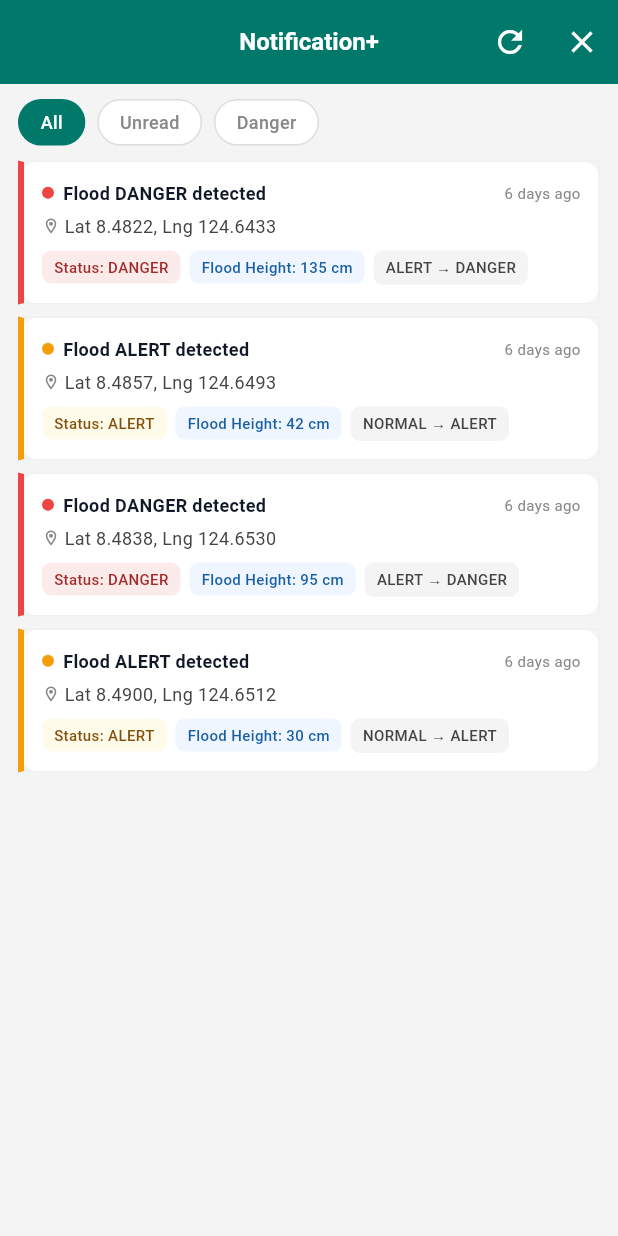
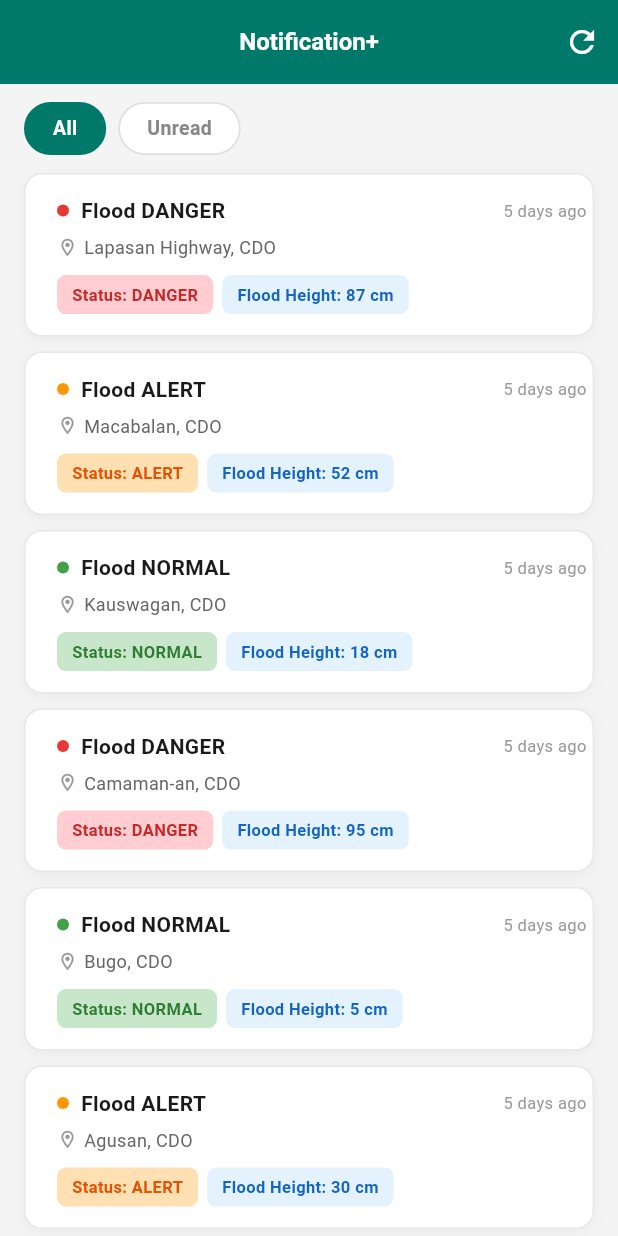
Before and after one commit to froic4567/subay_app, a Flutter app: the NotificationScreen screen opened directly, on a phone screen of 412 x 824 dp. Run offline on Flutter 3.47's test engine with Material 3 defaults, Android fonts, the phone set to English and light mode, and no system bars; our stand-ins replace flutter_map, geolocator, google_sign_in, latlong2; accounts and stored records are empty; network calls fail.

Commit message:
Redesign notification screen with database-driven CCTV alerts and backend fallback

```diff
--- a/lib/screens/notification_screen.dart
+++ b/lib/screens/notification_screen.dart
@@ -6,12 +6,11 @@ import '../theme/app_colors.dart';
 // ── Data model ────────────────────────────────────────────────────────────────
 
 class NotificationItem {
-  final String title;
-  final String location;
-  final String status; // 'NORMAL' | 'ALERT' | 'DANGER'
-  final double floodHeight;
-  final String timeAgo;
-  final String transition;
+  final String title;       // "Flood DANGER", "Flood ALERT", "Flood NORMAL"
+  final String location;    // "Lapasan Highway, CDO"
+  final String status;      // 'DANGER' | 'ALERT' | 'NORMAL'
+  final double floodHeight; // in cm
+  final String timeAgo;     // "2 min ago"
   final bool isRead;
 
   const NotificationItem({
@@ -20,31 +19,33 @@ class NotificationItem {
     required this.status,
     required this.floodHeight,
     required this.timeAgo,
-    required this.transition,
     this.isRead = false,
   });
 
+  /// Left border + dot color
   Color get statusColor {
     switch (status) {
-      case 'DANGER': return AppColors.danger;
-      case 'ALERT':  return AppColors.alert;
-      default:       return AppColors.normal;
+      case 'DANGER': return const Color(0xFFE53935);
+      case 'ALERT':  return const Color(0xFFFF9800);
+      default:       return const Color(0xFF43A047);
     }
   }
 
-  Color get statusLightColor {
+  /// Status badge background
+  Color get statusBadgeBg {
     switch (status) {
-      case 'DANGER': return AppColors.dangerLight;
-      case 'ALERT':  return AppColors.alertLight;
-      default:       return AppColors.normalLight;
+      case 'DANGER': return const Color(0xFFFFCDD2);
+      case 'ALERT':  return const Color(0xFFFFE0B2);
+      default:       return const Color(0xFFC8E6C9);
     }
   }
 
-  Color get statusTextColor {
+  /// Status badge text color
+  Color get statusBadgeText {
     switch (status) {
-      case 'DANGER': return AppColors.dangerText;
-      case 'ALERT':  return AppColors.alertText;
-      default:       return AppColors.normalText;
+      case 'DANGER': return const Color(0xFFC62828);
+      case 'ALERT':  return const Color(0xFFE65100);
+      default:       return const Color(0xFF2E7D32);
     }
   }
 }
@@ -59,7 +60,7 @@ class NotificationScreen extends StatefulWidget {
 }
 
 class _NotificationScreenState extends State<NotificationScreen> {
-  int _filterIndex = 0; // 0 = All, 1 = Unread, 2 = Danger
+  int _filterIndex = 0; // 0 = All, 1 = Unread
   List<NotificationItem> _notifications = [];
   bool _isLoading = true;
   Timer? _refreshTimer;
@@ -67,9 +68,9 @@ class _NotificationScreenState extends State<NotificationScreen> {
   @override
   void initState() {
     super.initState();
-    _loadAlerts();
+    _loadNotifications();
     // Auto-refresh every 60 seconds
-    _refreshTimer = Timer.periodic(const Duration(seconds: 60), (_) => _loadAlerts());
+    _refreshTimer = Timer.periodic(const Duration(seconds: 60), (_) => _loadNotifications());
   }
 
   @override
@@ -78,8 +79,8 @@ class _NotificationScreenState extends State<NotificationScreen> {
     super.dispose();
   }
 
-  Future<void> _loadAlerts() async {
-    final docs = await CctvService.fetchAlerts();
+  Future<void> _loadNotifications() async {
+    final docs = await CctvService.fetchAllNotifications();
     if (!mounted) return;
 
     setState(() {
@@ -92,8 +93,22 @@ class _NotificationScreenState extends State<NotificationScreen> {
 
   /// Converts a MongoDB CCTV document into a NotificationItem.
   NotificationItem _convertDocToNotification(int index, Map<String, dynamic> doc) {
-    final rawStatus = (doc['status'] as String? ?? 'alert').toLowerCase();
-    final status = rawStatus == 'danger' ? 'DANGER' : 'ALERT';
+    final rawStatus = (doc['status'] as String? ?? 'safe').toLowerCase();
+    String status;
+    String title;
+    switch (rawStatus) {
+      case 'danger':
+        status = 'DANGER';
+        title = 'Flood DANGER';
+        break;
+      case 'alert':
+        status = 'ALERT';
+        title = 'Flood ALERT';
+        break;
+      default:
+        status = 'NORMAL';
+        title = 'Flood NORMAL';
+    }
 
     final waterLevelMeters = (doc['water_level'] as num?)?.toDouble() ?? 0;
     final floodHeight = (waterLevelMeters * 100).roundToDouble();
@@ -101,8 +116,9 @@ class _NotificationScreenState extends State<NotificationScreen> {
     final timestamp = doc['timestamp'] as String?;
     final timeAgo = _formatTimestamp(timestamp);
 
-    // Build a readable location from coordinates
-    String location = 'Cagayan de Oro';
+    // Use location_name from database if available, otherwise fall back to coordinates
+    String location = doc['location_name'] as String? ?? 'Cagayan de Oro';
+    if (location.isEmpty) {
       try {
         final coordinates = doc['location']['coordinates'] as List<dynamic>;
         if (coordinates.length >= 2) {
@@ -111,14 +127,7 @@ class _NotificationScreenState extends State<NotificationScreen> {
           location = 'Lat ${lat.toStringAsFixed(4)}, Lng ${lng.toStringAsFixed(4)}';
         }
       } catch (_) {}
-
-    final title = status == 'DANGER'
-        ? 'Flood DANGER detected'
-        : 'Flood ALERT detected';
-
-    final transition = status == 'DANGER'
-        ? 'ALERT → DANGER'
-        : 'NORMAL → ALERT';
+    }
 
     return NotificationItem(
       title: title,
@@ -126,7 +135,6 @@ class _NotificationScreenState extends State<NotificationScreen> {
       status: status,
       floodHeight: floodHeight,
       timeAgo: timeAgo,
-      transition: transition,
       isRead: false,
     );
   }
@@ -150,8 +158,6 @@ class _NotificationScreenState extends State<NotificationScreen> {
     switch (_filterIndex) {
       case 1:
         return _notifications.where((n) => !n.isRead).toList();
-      case 2:
-        return _notifications.where((n) => n.status == 'DANGER').toList();
       default:
         return _notifications;
     }
@@ -168,21 +174,17 @@ class _NotificationScreenState extends State<NotificationScreen> {
             icon: const Icon(Icons.refresh, color: Colors.white),
             onPressed: () {
               setState(() => _isLoading = true);
-              _loadAlerts();
+              _loadNotifications();
             },
-          ),
-          IconButton(
-            icon: const Icon(Icons.close, color: Colors.white),
-            onPressed: () {},
           ),
         ],
       ),
       body: Column(
         crossAxisAlignment: CrossAxisAlignment.start,
         children: [
-          // ── Filter tabs ─────────────────────────────────────────────────────
+          // ── Filter tabs (All / Unread) ──────────────────────────────────────
           Padding(
-            padding: const EdgeInsets.fromLTRB(12, 10, 12, 4),
+            padding: const EdgeInsets.fromLTRB(16, 12, 16, 8),
             child: Row(
               children: [
                 _FilterTab(
@@ -195,13 +197,6 @@ class _NotificationScreenState extends State<NotificationScreen> {
                   label: 'Unread',
                   selected: _filterIndex == 1,
                   onTap: () => setState(() => _filterIndex = 1),
-                ),
-                const SizedBox(width: 8),
-                _FilterTab(
-                  label: 'Danger',
-                  selected: _filterIndex == 2,
-                  onTap: () => setState(() => _filterIndex = 2),
-                  activeColor: AppColors.danger,
                 ),
               ],
             ),
@@ -218,30 +213,22 @@ class _NotificationScreenState extends State<NotificationScreen> {
                         child: Column(
                           mainAxisSize: MainAxisSize.min,
                           children: [
-                            const Icon(Icons.notifications_off_outlined,
+                            const Icon(Icons.notifications_none,
                                 size: 48, color: AppColors.textMuted),
                             const SizedBox(height: 12),
-                            const Text('No alerts',
-                              style: TextStyle(color: AppColors.textMuted, fontSize: 13)),
-                            const SizedBox(height: 4),
-                            Text(
-                              _filterIndex == 2
-                                  ? 'No danger-level alerts found.'
-                                  : 'All clear — no alert or danger status detected.',
-                              style: const TextStyle(color: AppColors.textMuted, fontSize: 11),
-                              textAlign: TextAlign.center,
-                            ),
+                            const Text('No notifications',
+                              style: TextStyle(color: AppColors.textMuted, fontSize: 14)),
                           ],
                         ),
                       )
                     : RefreshIndicator(
-                        onRefresh: _loadAlerts,
+                        onRefresh: _loadNotifications,
                         color: AppColors.primary,
                         child: ListView.builder(
-                          padding: const EdgeInsets.fromLTRB(12, 6, 12, 12),
+                          padding: const EdgeInsets.fromLTRB(16, 4, 16, 16),
                           itemCount: _filtered.length,
                           itemBuilder: (_, i) => Padding(
-                            padding: const EdgeInsets.only(bottom: 8),
+                            padding: const EdgeInsets.only(bottom: 10),
                             child: _NotificationCard(item: _filtered[i]),
                           ),
                         ),
@@ -259,36 +246,36 @@ class _FilterTab extends StatelessWidget {
   final String label;
   final bool selected;
   final VoidCallback onTap;
-  final Color? activeColor;
 
   const _FilterTab({
     required this.label,
     required this.selected,
     required this.onTap,
-    this.activeColor,
   });
 
   @override
   Widget build(BuildContext context) {
-    final bg = selected ? (activeColor ?? AppColors.primary) : Colors.white;
-    final fg = selected ? Colors.white : AppColors.textMuted;
-
     return GestureDetector(
       onTap: onTap,
       child: AnimatedContainer(
-        duration: const Duration(milliseconds: 150),
-        padding: const EdgeInsets.symmetric(horizontal: 14, vertical: 6),
+        duration: const Duration(milliseconds: 200),
+        padding: const EdgeInsets.symmetric(horizontal: 18, vertical: 7),
         decoration: BoxDecoration(
-          color: bg,
+          color: selected ? AppColors.primary : Colors.white,
           borderRadius: BorderRadius.circular(20),
           border: Border.all(
-            color: selected
-                ? (activeColor ?? AppColors.primary)
-                : const Color(0xFFDDDDDD)),
+            color: selected ? AppColors.primary : const Color(0xFFE0E0E0),
+            width: 1.2,
           ),
-        child: Text(label,
+        ),
+        child: Text(
+          label,
           style: TextStyle(
-            fontSize: 12, fontWeight: FontWeight.w500, color: fg)),
+            fontSize: 13,
+            fontWeight: FontWeight.w600,
+            color: selected ? Colors.white : AppColors.textMuted,
+          ),
+        ),
       ),
     );
   }
@@ -302,124 +289,136 @@ class _NotificationCard extends StatelessWidget {
 
   @override
   Widget build(BuildContext context) {
-    return Opacity(
-      opacity: item.isRead ? 0.72 : 1.0,
-      child: Container(
+    return Container(
       decoration: BoxDecoration(
         color: Colors.white,
         borderRadius: BorderRadius.circular(12),
-          border: Border(
-            left:   BorderSide(color: item.statusColor, width: 4),
-            top:    const BorderSide(color: Color(0xFFF0F0F0)),
-            right:  const BorderSide(color: Color(0xFFF0F0F0)),
-            bottom: const BorderSide(color: Color(0xFFF0F0F0)),
+        border: Border.all(color: const Color(0xFFE8E8E8), width: 1),
+        boxShadow: [
+          BoxShadow(
+            color: Colors.black.withValues(alpha: 0.04),
+            blurRadius: 6,
+            offset: const Offset(0, 2),
           ),
+        ],
       ),
-        padding: const EdgeInsets.all(12),
+      clipBehavior: Clip.antiAlias,
+      child: Row(
+        children: [
+          // Colored left border strip
+          Container(
+            width: 5,
+            decoration: BoxDecoration(color: item.statusColor),
+          ),
+          const SizedBox(width: 12),
+
+          // Content
+          Expanded(
+            child: Padding(
+              padding: const EdgeInsets.symmetric(vertical: 14, horizontal: 4),
               child: Column(
                 crossAxisAlignment: CrossAxisAlignment.start,
                 children: [
-            // Title + time
+                  // Title row with time
                   Row(
                     mainAxisAlignment: MainAxisAlignment.spaceBetween,
                     children: [
                       Row(
                         children: [
                           Container(
-                      width: 8, height: 8,
+                            width: 8,
+                            height: 8,
                             decoration: BoxDecoration(
-                        color: item.isRead
-                            ? const Color(0xFFCCCCCC)
-                            : item.statusColor,
+                              color: item.statusColor,
                               shape: BoxShape.circle,
                             ),
                           ),
-                    const SizedBox(width: 6),
+                          const SizedBox(width: 8),
                           Text(
                             item.title,
-                      style: TextStyle(
-                        fontSize: 12,
-                        fontWeight:
-                            item.isRead ? FontWeight.w500 : FontWeight.w700,
-                        color: item.isRead
-                            ? AppColors.textMuted
-                            : AppColors.textPrimary,
+                            style: const TextStyle(
+                              fontSize: 14,
+                              fontWeight: FontWeight.w700,
+                              color: Color(0xFF1A1A1A),
                             ),
                           ),
                         ],
                       ),
                       Text(
                         item.timeAgo,
-                  style: TextStyle(
-                    fontSize: 10,
-                    color: item.isRead
-                        ? const Color(0xFFBBBBBB)
-                        : AppColors.textMuted,
+                        style: const TextStyle(
+                          fontSize: 11,
+                          color: Color(0xFF999999),
                         ),
                       ),
                     ],
                   ),
-            const SizedBox(height: 5),
+                  const SizedBox(height: 6),
 
                   // Location
                   Row(
                     children: [
                       const Icon(Icons.location_on_outlined,
-                  size: 12, color: AppColors.textMuted),
-                const SizedBox(width: 3),
-                Text(item.location,
+                          size: 14, color: Color(0xFF999999)),
+                      const SizedBox(width: 4),
+                      Expanded(
+                        child: Text(
+                          item.location,
                           style: const TextStyle(
-                    fontSize: 12, color: AppColors.textSecondary)),
+                            fontSize: 12,
+                            color: Color(0xFF666666),
+                          ),
+                        ),
+                      ),
                     ],
                   ),
-            const SizedBox(height: 8),
+                  const SizedBox(height: 10),
 
-            // Pill badges
+                  // Badges row
                   Wrap(
                     spacing: 6,
-              runSpacing: 4,
+                    runSpacing: 6,
                     children: [
-                _Badge(
-                  text: 'Status: ${item.status}',
-                  bgColor: item.statusLightColor,
-                  textColor: item.statusTextColor,
+                      // Status badge
+                      Container(
+                        padding: const EdgeInsets.symmetric(horizontal: 10, vertical: 5),
+                        decoration: BoxDecoration(
+                          color: item.statusBadgeBg,
+                          borderRadius: BorderRadius.circular(6),
                         ),
-                _Badge(
-                  text: 'Flood Height: ${item.floodHeight.toInt()} cm',
-                  bgColor: AppColors.infoLight,
-                  textColor: AppColors.infoText,
+                        child: Text(
+                          'Status: ${item.status}',
+                          style: TextStyle(
+                            fontSize: 11,
+                            fontWeight: FontWeight.w600,
+                            color: item.statusBadgeText,
                           ),
-                _Badge(
-                  text: item.transition,
-                  bgColor: AppColors.backgroundSecondary,
-                  textColor: AppColors.textSecondary,
+                        ),
+                      ),
+                      // Flood height badge
+                      Container(
+                        padding: const EdgeInsets.symmetric(horizontal: 10, vertical: 5),
+                        decoration: BoxDecoration(
+                          color: const Color(0xFFE3F2FD),
+                          borderRadius: BorderRadius.circular(6),
+                        ),
+                        child: Text(
+                          'Flood Height: ${item.floodHeight.toInt()} cm',
+                          style: const TextStyle(
+                            fontSize: 11,
+                            fontWeight: FontWeight.w600,
+                            color: Color(0xFF1565C0),
+                          ),
+                        ),
                       ),
                     ],
                   ),
                 ],
               ),
             ),
+          ),
+        ],
+      ),
     );
   }
 }
-
-// ── Badge ─────────────────────────────────────────────────────────────────────
-
-class _Badge extends StatelessWidget {
-  final String text;
-  final Color bgColor, textColor;
-
-  const _Badge({required this.text, required this.bgColor, required this.textColor});
-
-  @override
-  Widget build(BuildContext context) {
-    return Container(
-      padding: const EdgeInsets.symmetric(horizontal: 8, vertical: 4),
-      decoration: BoxDecoration(
-        color: bgColor, borderRadius: BorderRadius.circular(6)),
-      child: Text(text,
-        style: TextStyle(
-          fontSize: 10, fontWeight: FontWeight.w500, color: textColor)),
-    );
-  }
-}
--- a/lib/screens/routing_screen.dart
+++ b/lib/screens/routing_screen.dart
@@ -1422,7 +1422,7 @@ class _RouteBottomSheetState extends State<_RouteBottomSheet> {
                   shrinkWrap: true,
                   padding: const EdgeInsets.all(8),
                   itemCount: avoidedNodes.length,
-                  separatorBuilder: (_, __) => const Divider(height: 1),
+                  separatorBuilder: (_, _) => const Divider(height: 1),
                   itemBuilder: (context, index) {
                     final node = avoidedNodes[index];
                     final statusColor = node.status == 'DANGER'
--- a/lib/services/cctv_service.dart
+++ b/lib/services/cctv_service.dart
@@ -1,5 +1,4 @@
 import 'dart:convert';
-import 'dart:io' show Platform;
 import 'package:flutter/foundation.dart' show kIsWeb;
 import 'package:http/http.dart' as http;
 
@@ -8,7 +7,7 @@ import 'package:http/http.dart' as http;
 /// URL selection:
 /// - Web (Chrome): http://localhost:3000
 /// - Android emulator: http://10.0.2.2:3000
-/// - Physical device: http://<your-computer-LAN-IP>:3000
+/// - Physical device: http://your-computer-LAN-IP:3000
 class CctvService {
   // Auto-detect the correct base URL based on platform
   static String get _baseUrl {
@@ -65,7 +64,7 @@ class CctvService {
   /// Fetches only alert and danger documents from the backend.
   /// Used by the Notification screen.
   /// Returns documents in the same format as the database:
-  /// { status, water_level, location: { type: "Point", coordinates: [lng, lat] }, timestamp }
+  /// { status, water_level, location_name, location: { type: "Point", coordinates: [lng, lat] }, timestamp }
   static Future<List<Map<String, dynamic>>> fetchAlerts() async {
     final url = '$_baseUrl/api/alerts';
     print('🔌 [Alerts] Connecting to backend: $url');
@@ -90,107 +89,119 @@ class CctvService {
 
       return json.cast<Map<String, dynamic>>();
     } catch (e) {
-      print('❌ [Alerts] Connection failed: $e');
+      print(' [Alerts] Connection failed: $e');
       return _fallbackAlerts();
     }
   }
 
-  /// Fallback alerts (alert + danger only) used when backend is not available.
-  static List<Map<String, dynamic>> _fallbackAlerts() => [
+  /// Fetches ALL CCTV documents (normal, alert, danger) for the notification screen.
+  /// Returns documents sorted by timestamp descending (newest first).
+  static Future<List<Map<String, dynamic>>> fetchAllNotifications() async {
+    final url = '$_baseUrl/api/cctv';
+    print(' [Notifications] Connecting to backend: $url');
+
+    try {
+      final response = await http.get(
+        Uri.parse(url),
+        headers: {'Accept': 'application/json'},
+      ).timeout(const Duration(seconds: 8));
+
+      print('📡 [Notifications] Response status: ${response.statusCode}');
+
+      if (response.statusCode != 200) {
+        print('❌ [Notifications] Bad status code: ${response.statusCode}');
+        return _fallbackNotifications();
+      }
+
+      final List<dynamic> json = jsonDecode(response.body) as List<dynamic>;
+      print('✅ [Notifications] Received ${json.length} records');
+
+      if (json.isEmpty) return _fallbackNotifications();
+
+      // Sort by timestamp descending (newest first)
+      json.sort((a, b) {
+        final ta = DateTime.tryParse(a['timestamp'] ?? '')?.millisecondsSinceEpoch ?? 0;
+        final tb = DateTime.tryParse(b['timestamp'] ?? '')?.millisecondsSinceEpoch ?? 0;
+        return tb - ta;
+      });
+
+      return json.cast<Map<String, dynamic>>();
+    } catch (e) {
+      print('❌ [Notifications] Connection failed: $e');
+      return _fallbackNotifications();
+    }
+  }
+
+  /// Fallback notifications (all statuses) used when backend is not available.
+  static List<Map<String, dynamic>> _fallbackNotifications() => [
     {
       'status': 'danger',
-      'water_level': 1.345,
+      'water_level': 0.87,
+      'location_name': 'Lapasan Highway, CDO',
       'location': {
         'type': 'Point',
         'coordinates': [124.6433, 8.4822],
       },
-      'timestamp': '2026-07-15T07:30:00Z',
+      'timestamp': '2026-07-16T08:00:00Z',
     },
     {
       'status': 'alert',
-      'water_level': 0.42,
+      'water_level': 0.52,
+      'location_name': 'Macabalan, CDO',
       'location': {
         'type': 'Point',
         'coordinates': [124.6493, 8.4857],
       },
-      'timestamp': '2026-07-15T07:31:00Z',
+      'timestamp': '2026-07-16T07:47:00Z',
+    },
+    {
+      'status': 'safe',
+      'water_level': 0.18,
+      'location_name': 'Kauswagan, CDO',
+      'location': {
+        'type': 'Point',
+        'coordinates': [124.6476, 8.4872],
+      },
+      'timestamp': '2026-07-16T07:02:00Z',
     },
     {
       'status': 'danger',
       'water_level': 0.95,
+      'location_name': 'Camaman-an, CDO',
       'location': {
         'type': 'Point',
         'coordinates': [124.6530, 8.4838],
       },
-      'timestamp': '2026-07-15T07:33:00Z',
+      'timestamp': '2026-07-16T06:30:00Z',
+    },
+    {
+      'status': 'safe',
+      'water_level': 0.05,
+      'location_name': 'Bugo, CDO',
+      'location': {
+        'type': 'Point',
+        'coordinates': [124.6501, 8.4818],
+      },
+      'timestamp': '2026-07-16T06:00:00Z',
     },
     {
       'status': 'alert',
-      'water_level': 0.3,
+      'water_level': 0.30,
+      'location_name': 'Agusan, CDO',
       'location': {
         'type': 'Point',
         'coordinates': [124.6512, 8.4900],
       },
-      'timestamp': '2026-07-15T07:35:00Z',
+      'timestamp': '2026-07-16T05:30:00Z',
     },
   ];
 
+  /// Fallback alerts (alert + danger only) used when backend is not available.
+  static List<Map<String, dynamic>> _fallbackAlerts() => _fallbackNotifications()
+      .where((d) => d['status'] == 'alert' || d['status'] == 'danger')
+      .toList();
+
   /// Sample data used as fallback when the backend is not available.
   /// Matches the MongoDB document structure.
-  static List<Map<String, dynamic>> _fallbackData() => [
-    {
-      'status': 'danger',
-      'water_level': 1.345,
-      'location': {
-        'type': 'Point',
-        'coordinates': [124.6433, 8.4822],
-      },
-      'timestamp': '2026-07-15T07:30:00Z',
-    },
-    {
-      'status': 'alert',
-      'water_level': 0.42,
-      'location': {
-        'type': 'Point',
-        'coordinates': [124.6493, 8.4857],
-      },
-      'timestamp': '2026-07-15T07:31:00Z',
-    },
-    {
-      'status': 'safe',
-      'water_level': 0.08,
-      'location': {
-        'type': 'Point',
-        'coordinates': [124.6476, 8.4872],
-      },
-      'timestamp': '2026-07-15T07:32:00Z',
-    },
-    {
-      'status': 'danger',
-      'water_level': 0.95,
-      'location': {
-        'type': 'Point',
-        'coordinates': [124.6530, 8.4838],
-      },
-      'timestamp': '2026-07-15T07:33:00Z',
-    },
-    {
-      'status': 'safe',
-      'water_level': 0.05,
-      'location': {
-        'type': 'Point',
-        'coordinates': [124.6501, 8.4818],
-      },
-      'timestamp': '2026-07-15T07:34:00Z',
-    },
-    {
-      'status': 'alert',
-      'water_level': 0.3,
-      'location': {
-        'type': 'Point',
-        'coordinates': [124.6512, 8.4900],
-      },
-      'timestamp': '2026-07-15T07:35:00Z',
-    },
-  ];
+  static List<Map<String, dynamic>> _fallbackData() => _fallbackNotifications();
 }
```
Also changed, not shown: 1 other file. Lines whose indentation alone changed are shown as unchanged.
